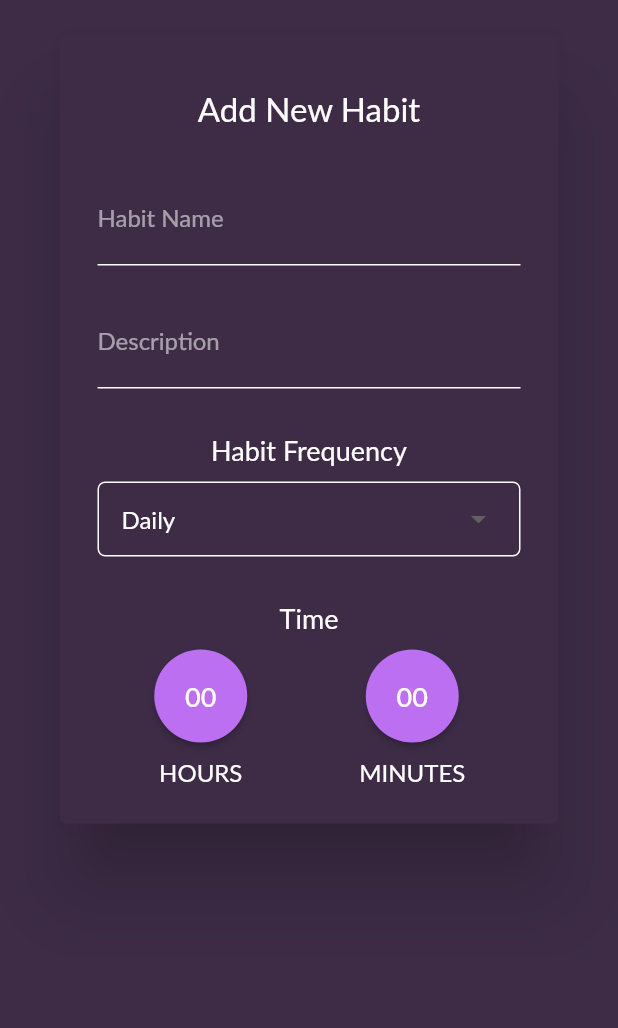
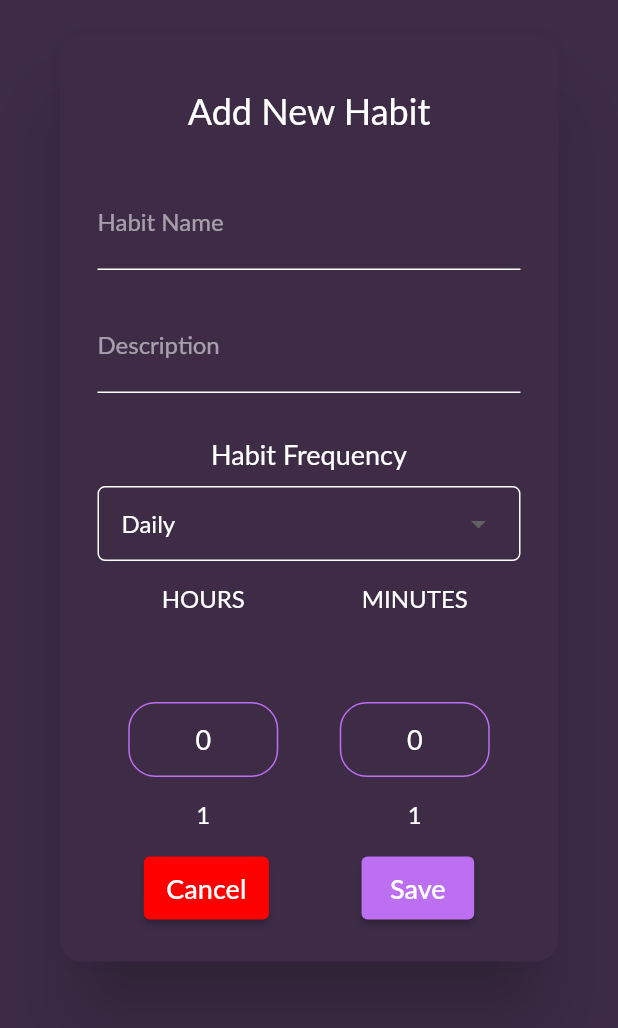
Before and after one commit to Mastagoon/habit-make, a Flutter app: the AddHabitDialog widget shown alone on an empty page, opened directly, on a phone screen of 412 x 824 dp. Shown: the top 1028 px of the screen. Run offline on Flutter 3.47's test engine with Material 2 defaults, Android fonts, the phone set to English and light mode, and no system bars; drawn by our look-alikes of numberpicker; our stand-ins replace fluttertoast, percent_indicator; missing offline and left inert: isoweek; Roboto replaces fonts that are missing (Lato).

Commit message:
hour & minute picker, finished forms for add_habit dialog

```diff
--- a/lib/constants/styles.dart
+++ b/lib/constants/styles.dart
@@ -38,3 +38,15 @@ ButtonStyle RoundedButton(int backgroundColor, double size) {
     ),
   );
 }
+
+ButtonStyle generalButtonStyle(
+    int backgroundColor, double sizeX, double sizeY) {
+  return ButtonStyle(
+    padding: MaterialStateProperty.all(
+      EdgeInsets.symmetric(horizontal: sizeX, vertical: sizeY),
+    ),
+    backgroundColor: MaterialStateProperty.all(
+      Color(backgroundColor),
+    ),
+  );
+}
--- a/lib/main.dart
+++ b/lib/main.dart
@@ -12,6 +12,7 @@ void main() => runApp(
           fontFamily: "Lato",
           bottomSheetTheme:
               BottomSheetThemeData(backgroundColor: Colors.transparent),
+          // timePickerTheme:
         ),
         home: Home(),
       ),
--- a/lib/screens/components/add_habit.dart
+++ b/lib/screens/components/add_habit.dart
@@ -1,8 +1,10 @@
 import 'dart:ui';
 
 import 'package:flutter/material.dart';
+import 'package:fluttertoast/fluttertoast.dart';
 import 'package:habit_maker/constants/colors.dart';
 import 'package:habit_maker/constants/styles.dart';
+import 'package:numberpicker/numberpicker.dart';
 
 class AddHabitDialog extends StatefulWidget {
   const AddHabitDialog({Key? key}) : super(key: key);
@@ -14,11 +16,21 @@ class AddHabitDialog extends StatefulWidget {
 class _AddHabitDialogState extends State<AddHabitDialog> {
   // list
   static final List<String> frequency = <String>["Daily", "Weekly", "Monthly"];
-  String dropdownChoice = frequency.first;
+  String dropdownChoice = frequency.first,
+      habitName = "",
+      habitDescription = "";
+  int hoursChoice = 0, minutesChoice = 0;
 
   @override
   void initState() {
     super.initState();
+  }
+
+  void setNewHabit() {
+    // check if name is set
+    if (habitName.length < 1) {
+      Fluttertoast.showToast(msg: "Yo you have a problem.");
+    }
   }
 
   @override
@@ -27,6 +39,11 @@ class _AddHabitDialogState extends State<AddHabitDialog> {
       filter: ImageFilter.blur(sigmaX: 20, sigmaY: 20),
       child: SingleChildScrollView(
         child: Dialog(
+          shape: RoundedRectangleBorder(
+            borderRadius: BorderRadius.all(
+              Radius.circular(15),
+            ),
+          ),
           backgroundColor: Color(secondaryColorDark),
           child: Container(
             padding: EdgeInsets.all(25),
@@ -38,10 +55,11 @@ class _AddHabitDialogState extends State<AddHabitDialog> {
                   padding: EdgeInsets.fromLTRB(0, 10, 0, 30),
                   child: Text(
                     "Add New Habit",
-                    style: lightText(22),
+                    style: lightText(24),
                   ),
                 ),
                 TextField(
+                  onChanged: (text) => setState(() => habitName = text),
                   style: lightText(18),
                   decoration: InputDecoration(
                     border: UnderlineInputBorder(
@@ -64,6 +82,7 @@ class _AddHabitDialogState extends State<AddHabitDialog> {
                 ),
                 TextField(
                   style: lightText(18),
+                  onChanged: (text) => setState(() => habitDescription = text),
                   decoration: InputDecoration(
                     border: UnderlineInputBorder(
                       borderSide: BorderSide(color: Colors.white),
@@ -123,57 +142,106 @@ class _AddHabitDialogState extends State<AddHabitDialog> {
                   ),
                 ),
                 SizedBox(
-                  height: 20,
+                  height: 15,
                 ),
-                Container(
-                  padding: EdgeInsets.only(top: 10, bottom: 10),
-                  child: Text(
-                    "Time",
-                    style: lightText(18),
-                  ),
-                ),
+                // Container(
+                //   padding: EdgeInsets.only(top: 10, bottom: 10),
+                //   child: Text(
+                //     "Time",
+                //     style: lightText(18),
+                //   ),
+                // ),
                 // choose time
                 Row(
                   mainAxisAlignment: MainAxisAlignment.spaceAround,
                   children: [
                     Column(
                       children: [
-                        ElevatedButton(
-                          style: RoundedButton(primaryColor, 20),
-                          onPressed: () {},
-                          child: Text(
-                            "00",
-                            style: lightText(18),
-                          ),
+                        // ElevatedButton(
+                        //   style: RoundedButton(primaryColor, 20),
+                        //   onPressed: () {},
+                        //   child: Text(
+                        //     "00",
+                        //     style: lightText(18),
+                        //   ),
+                        // ),
+                        Text(
+                          "HOURS",
+                          style: lightText(16),
                         ),
                         SizedBox(
                           height: 10,
                         ),
-                        Text(
-                          "HOURS",
-                          style: lightText(16),
+                        NumberPicker(
+                          minValue: 0,
+                          maxValue: 23,
+                          value: hoursChoice,
+                          textStyle: lightText(16),
+                          selectedTextStyle: lightText(18),
+                          decoration: BoxDecoration(
+                            borderRadius: BorderRadius.circular(18),
+                            border: Border.all(color: Color(primaryColor)),
+                          ),
+                          onChanged: (value) =>
+                              setState(() => hoursChoice = value),
                         ),
                       ],
                     ),
                     Column(
                       children: [
-                        ElevatedButton(
-                          style: RoundedButton(primaryColor, 20),
-                          onPressed: () {},
-                          child: Text(
-                            "00",
-                            style: lightText(18),
-                          ),
+                        // ElevatedButton(
+                        //   style: RoundedButton(primaryColor, 20),
+                        //   onPressed: () {},
+                        //   child: Text(
+                        //     "00",
+                        //     style: lightText(18),
+                        //   ),
+                        // ),
+                        Text(
+                          "MINUTES",
+                          style: lightText(16),
                         ),
                         SizedBox(
                           height: 10,
                         ),
-                        Text(
-                          "MINUTES",
-                          style: lightText(16),
+                        NumberPicker(
+                          minValue: 0,
+                          maxValue: 59,
+                          value: minutesChoice,
+                          textStyle: lightText(16),
+                          selectedTextStyle: lightText(18),
+                          decoration: BoxDecoration(
+                            borderRadius: BorderRadius.circular(18),
+                            border: Border.all(color: Color(primaryColor)),
+                          ),
+                          onChanged: (value) =>
+                              setState(() => minutesChoice = value),
                         ),
                       ],
                     )
+                  ],
+                ),
+                // buttons
+                Row(
+                  mainAxisAlignment: MainAxisAlignment.spaceAround,
+                  children: [
+                    // save button
+                    ElevatedButton(
+                      onPressed: () => Navigator.of(context).pop(),
+                      child: Text(
+                        "Cancel",
+                        style: lightText(18),
+                      ),
+                      style: generalButtonStyle(0xffff0000, 15, 10),
+                    ),
+                    ElevatedButton(
+                      onPressed: setNewHabit,
+                      child: Text(
+                        "Save",
+                        style: lightText(18),
+                      ),
+                      style: generalButtonStyle(primaryColor, 19, 10),
+                    ),
                   ],
                 )
               ],
--- a/pubspec.yaml
+++ b/pubspec.yaml
@@ -31,6 +31,8 @@ dependencies:
   bottom_bar_with_sheet: ^2.0.0
   isoweek: ^1.1.3
   percent_indicator: ^3.0.1
+  numberpicker: ^2.1.1
+  fluttertoast: ^8.0.7
 
 dev_dependencies:
   flutter_test:
```
Also changed, not shown: pubspec.lock.
